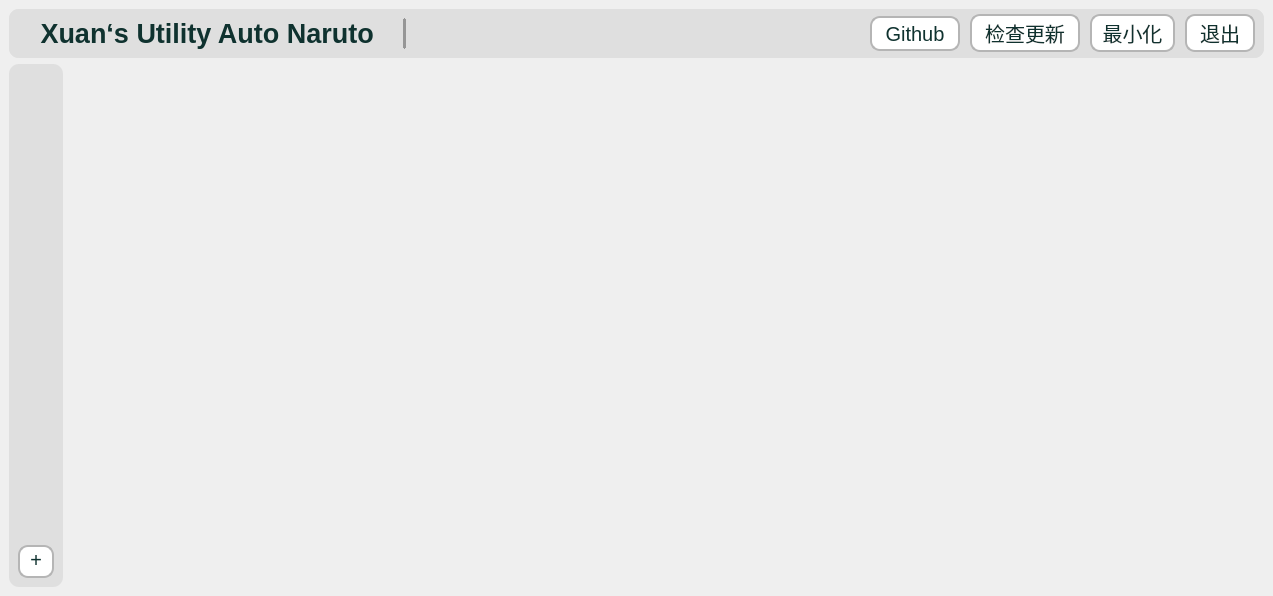
XBJF-X/Xuan-s-UltilityAutoNaruto, file utils/ui/Xuan.ui: the form before one commit.
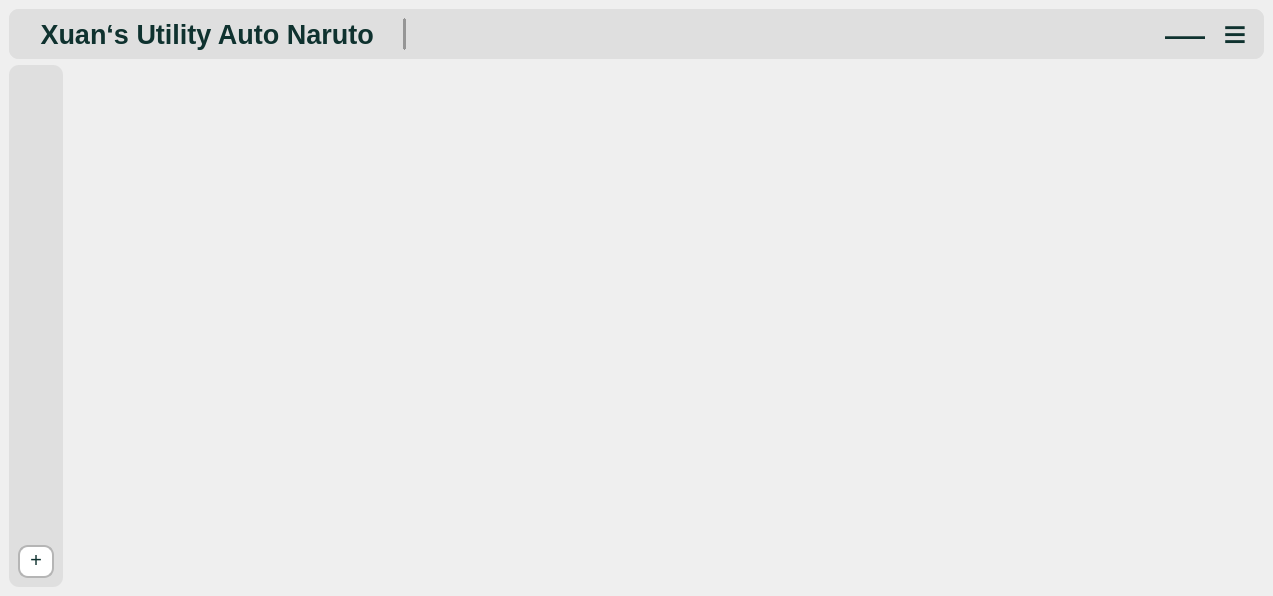
The form after the commit. The open tabs and pages were chosen to show the change.

Commit message: feat: 提供自动更新功能的开关，优化了菜单栏

```diff
--- a/utils/ui/Xuan.ui
+++ b/utils/ui/Xuan.ui
@@ -143,85 +143,18 @@
             </property>
            </spacer>
           </item>
-          <item>
-           <widget class="QPushButton" name="go_to_github_btn">
-            <property name="minimumSize">
-             <size>
-              <width>90</width>
-              <height>35</height>
-             </size>
-            </property>
-            <property name="styleSheet">
-             <string notr="true">QPushButton{
-border: 2px solid #b5b5b5;  /* 2px宽的深灰色实线边框 */
-background-color: rgb(255, 255, 255);
-border-radius:10px;
-outline:none;
-color:#0f322f;
-padding-top:2px;
-padding-bottom:2px;
-}
-QPushButton::hover {
-border: 2px solid #39C5BB;  /* 2px宽的深灰色实线边框 */
-background-color: rgb(255, 255, 255);
-border-radius:10px;
-outline:none;
-padding-top:2px;
-color:#39C5BB;
-padding-bottom:2px;
-}</string>
-            </property>
-            <property name="text">
-             <string>Github</string>
-            </property>
-           </widget>
-          </item>
-          <item>
-           <widget class="QPushButton" name="update_btn">
-            <property name="minimumSize">
-             <size>
-              <width>110</width>
-              <height>35</height>
-             </size>
-            </property>
-            <property name="styleSheet">
-             <string notr="true">QPushButton{
-border: 2px solid #b5b5b5;  /* 2px宽的深灰色实线边框 */
-background-color: rgb(255, 255, 255);
-border-radius:10px;
-outline:none;
-color:#0f322f;
-padding-top:2px;
-padding-bottom:2px;
-}
-QPushButton::hover {
-border: 2px solid #39C5BB;  /* 2px宽的深灰色实线边框 */
-background-color: rgb(255, 255, 255);
-border-radius:10px;
-outline:none;
-padding-top:2px;
-color:#39C5BB;
-padding-bottom:2px;
-}</string>
-            </property>
-            <property name="text">
-             <string>检查更新</string>
-            </property>
-           </widget>
-          </item>
           <item>
            <widget class="QPushButton" name="min_btn">
             <property name="minimumSize">
              <size>
-              <width>85</width>
+              <width>40</width>
               <height>35</height>
              </size>
             </property>
             <property name="styleSheet">
              <string notr="true">QPushButton{
-border: 2px solid #b5b5b5;  /* 2px宽的深灰色实线边框 */
-background-color: rgb(255, 255, 255);
-border-radius:10px;
+font-size:40px;
+border: none;
 outline:none;
 color:#0f322f;
 padding-top:2px;
@@ -238,7 +171,7 @@
 }</string>
             </property>
             <property name="text">
-             <string>最小化</string>
+             <string>—</string>
             </property>
            </widget>
           </item>
@@ -246,15 +179,19 @@
            <widget class="QPushButton" name="exit_btn">
             <property name="minimumSize">
              <size>
-              <width>70</width>
+              <width>40</width>
               <height>35</height>
              </size>
             </property>
             <property name="styleSheet">
-             <string notr="true">QPushButton{
-border: 2px solid #b5b5b5;  /* 2px宽的深灰色实线边框 */
-background-color: rgb(255, 255, 255);
-border-radius:10px;
+             <string notr="true">QPushButton::menu-indicator {
+        image: none; 
+        width: 0px; 
+        height: 0px; 
+    }
+QPushButton{
+font-size:40px;
+border: none;
 outline:none;
 color:#0f322f;
 padding-top:2px;
@@ -271,7 +208,7 @@
 }</string>
             </property>
             <property name="text">
-             <string>退出</string>
+             <string>≡</string>
             </property>
            </widget>
           </item>
```
Left out of the diff: 17 changed lines with no effect on the pictures. The commit also changes 9 other files.
